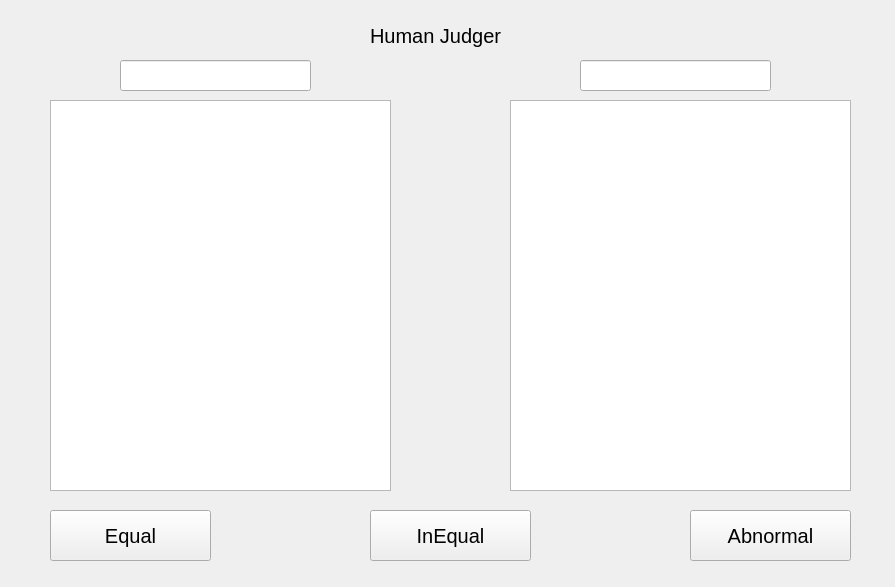
Qt form judger.ui (NJU201220184/SE_Lab_5) before a commit.
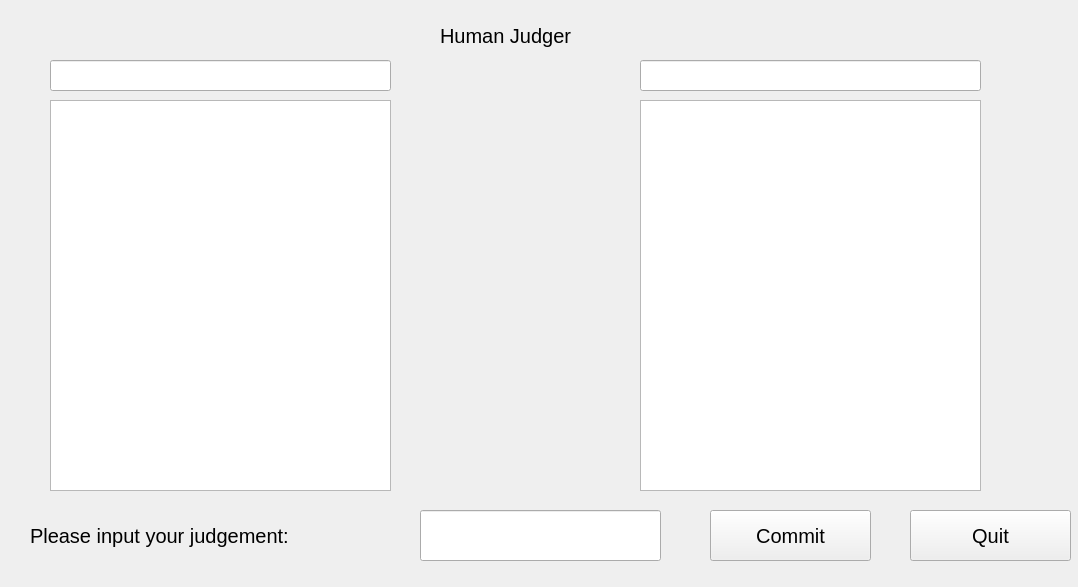
The same form after that commit.

The edit to the form file:
```diff
--- a/judger.ui
+++ b/judger.ui
@@ -6,7 +6,7 @@
    <rect>
     <x>0</x>
     <y>0</y>
-    <width>895</width>
+    <width>1078</width>
     <height>587</height>
    </rect>
   </property>
@@ -16,7 +16,7 @@
   <widget class="QLabel" name="label">
    <property name="geometry">
     <rect>
-     <x>370</x>
+     <x>440</x>
      <y>0</y>
      <width>161</width>
      <height>71</height>
@@ -34,7 +34,7 @@
   <widget class="QPushButton" name="Equal">
    <property name="geometry">
     <rect>
-     <x>50</x>
+     <x>710</x>
      <y>510</y>
      <width>161</width>
      <height>51</height>
@@ -46,43 +46,7 @@
     </font>
    </property>
    <property name="text">
-    <string>Equal</string>
-   </property>
-  </widget>
-  <widget class="QPushButton" name="InEqual">
-   <property name="geometry">
-    <rect>
-     <x>370</x>
-     <y>510</y>
-     <width>161</width>
-     <height>51</height>
-    </rect>
-   </property>
-   <property name="font">
-    <font>
-     <pointsize>15</pointsize>
-    </font>
-   </property>
-   <property name="text">
-    <string>InEqual</string>
-   </property>
-  </widget>
-  <widget class="QPushButton" name="Abnormal">
-   <property name="geometry">
-    <rect>
-     <x>690</x>
-     <y>510</y>
-     <width>161</width>
-     <height>51</height>
-    </rect>
-   </property>
-   <property name="font">
-    <font>
-     <pointsize>15</pointsize>
-    </font>
-   </property>
-   <property name="text">
-    <string>Abnormal</string>
+    <string>Commit</string>
    </property>
   </widget>
   <widget class="QTextEdit" name="File_A_Code">
@@ -98,7 +62,7 @@
   <widget class="QTextEdit" name="File_B_Code">
    <property name="geometry">
     <rect>
-     <x>510</x>
+     <x>640</x>
      <y>100</y>
      <width>341</width>
      <height>391</height>
@@ -108,9 +72,9 @@
   <widget class="QLineEdit" name="File_A_Name">
    <property name="geometry">
     <rect>
-     <x>120</x>
+     <x>50</x>
      <y>60</y>
-     <width>191</width>
+     <width>341</width>
      <height>31</height>
     </rect>
    </property>
@@ -118,13 +82,59 @@
   <widget class="QLineEdit" name="File_B_Name">
    <property name="geometry">
     <rect>
-     <x>580</x>
+     <x>640</x>
      <y>60</y>
-     <width>191</width>
+     <width>341</width>
      <height>31</height>
     </rect>
    </property>
   </widget>
+  <widget class="QPushButton" name="Quit">
+   <property name="geometry">
+    <rect>
+     <x>910</x>
+     <y>510</y>
+     <width>161</width>
+     <height>51</height>
+    </rect>
+   </property>
+   <property name="font">
+    <font>
+     <pointsize>15</pointsize>
+    </font>
+   </property>
+   <property name="text">
+    <string>Quit</string>
+   </property>
+  </widget>
+  <widget class="QLineEdit" name="lineEdit">
+   <property name="geometry">
+    <rect>
+     <x>420</x>
+     <y>510</y>
+     <width>241</width>
+     <height>51</height>
+    </rect>
+   </property>
+  </widget>
+  <widget class="QLabel" name="label_2">
+   <property name="geometry">
+    <rect>
+     <x>30</x>
+     <y>510</y>
+     <width>401</width>
+     <height>51</height>
+    </rect>
+   </property>
+   <property name="font">
+    <font>
+     <pointsize>15</pointsize>
+    </font>
+   </property>
+   <property name="text">
+    <string>Please input your judgement:</string>
+   </property>
+  </widget>
  </widget>
  <resources/>
  <connections/>
```
Left out of the diff: 2 changed lines with no effect on the pictures.
